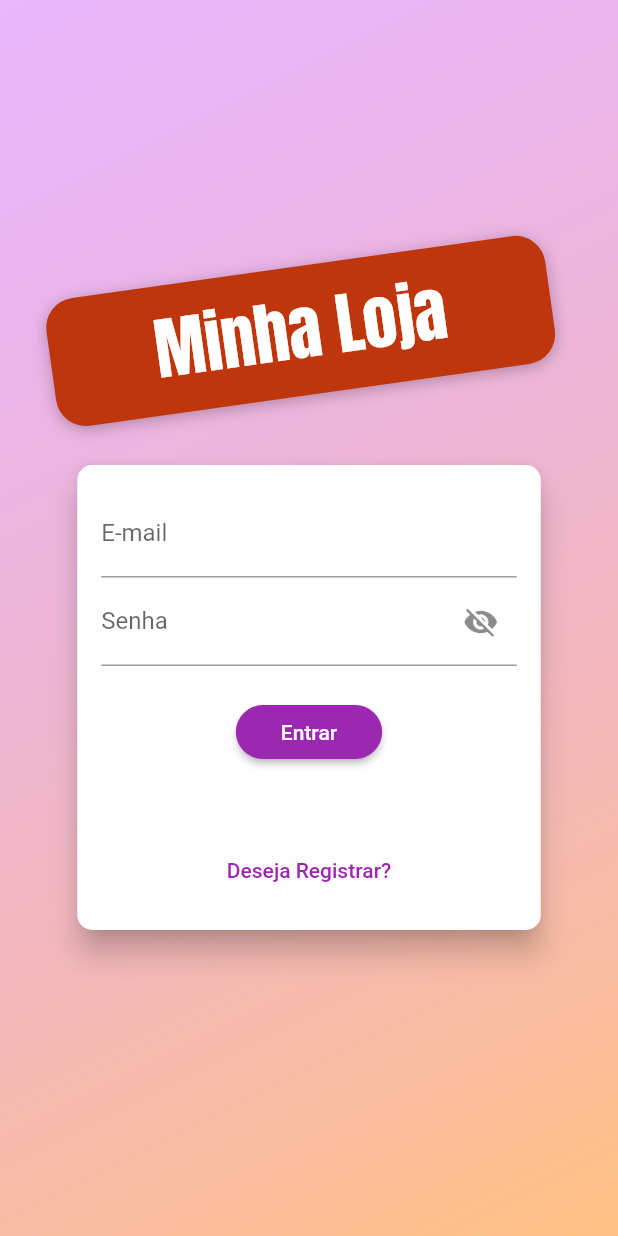
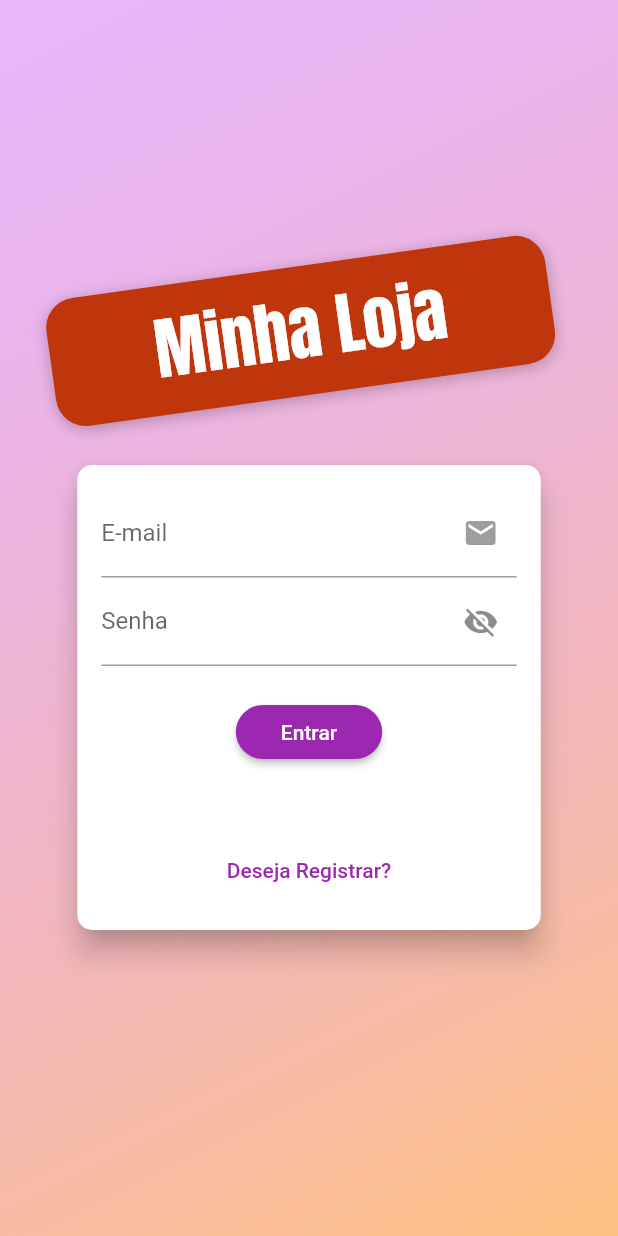
Before and after one commit to anderson-s/AppLojaVirtual, a Flutter app: the screen it shows after launch, on a phone screen of 412 x 824 dp. Run offline on Flutter 3.47's test engine with Material 2 defaults, Android fonts, the phone set to English and light mode, and no system bars; our stand-ins replace shared_preferences.

Commit message:
Correção de responsividade

```diff
--- a/lib/views/auth_view.dart
+++ b/lib/views/auth_view.dart
@@ -22,7 +22,9 @@ class AuthView extends StatelessWidget {
               ),
             ),
           ),
-          SizedBox(
+          Center(
+            child: SingleChildScrollView(
+              child: SizedBox(
                 width: double.infinity,
                 child: Column(
                   crossAxisAlignment: CrossAxisAlignment.center,
@@ -63,6 +65,8 @@ class AuthView extends StatelessWidget {
                     const AuthForm(),
                   ],
                 ),
+              ),
+            ),
           )
         ],
       ),
--- a/lib/views/components/auth_form.dart
+++ b/lib/views/components/auth_form.dart
@@ -109,6 +109,10 @@ class _AuthFormState extends State<AuthForm> {
               TextFormField(
                 decoration: const InputDecoration(
                   labelText: "E-mail",
+                  suffixIcon: IconButton(
+                    onPressed: null,
+                    icon: Icon(Icons.email),
+                  ),
                 ),
                 keyboardType: TextInputType.emailAddress,
                 onSaved: (email) => _formData["email"] = email ?? "",
```
Lines whose indentation alone changed are shown as unchanged.
